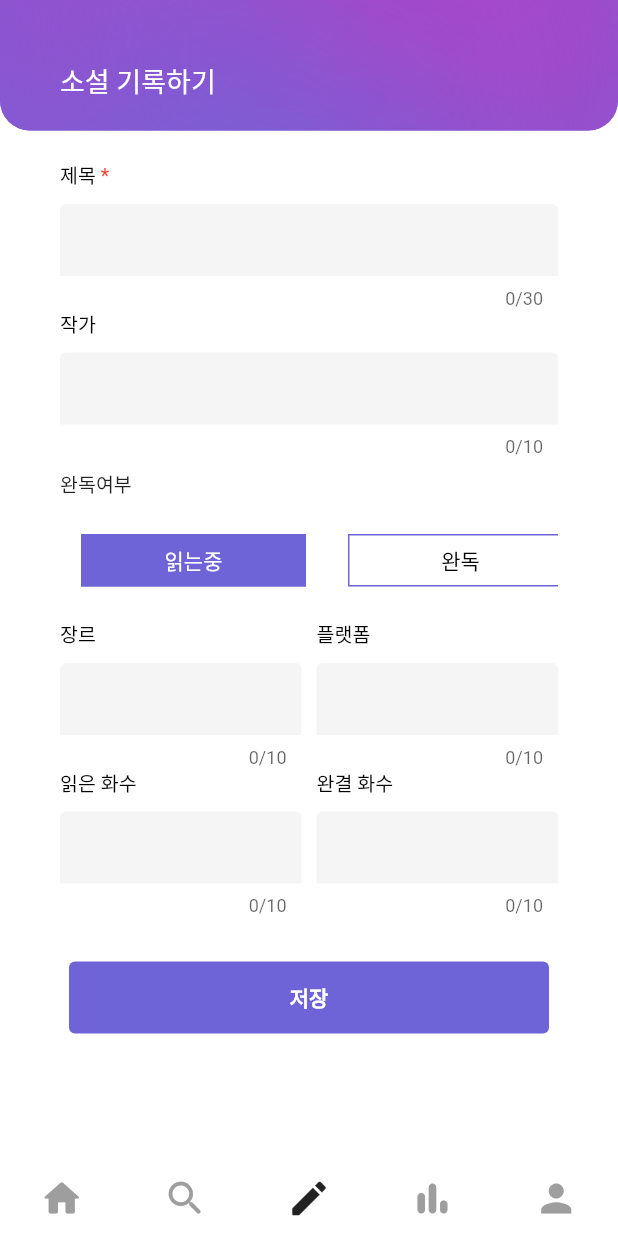
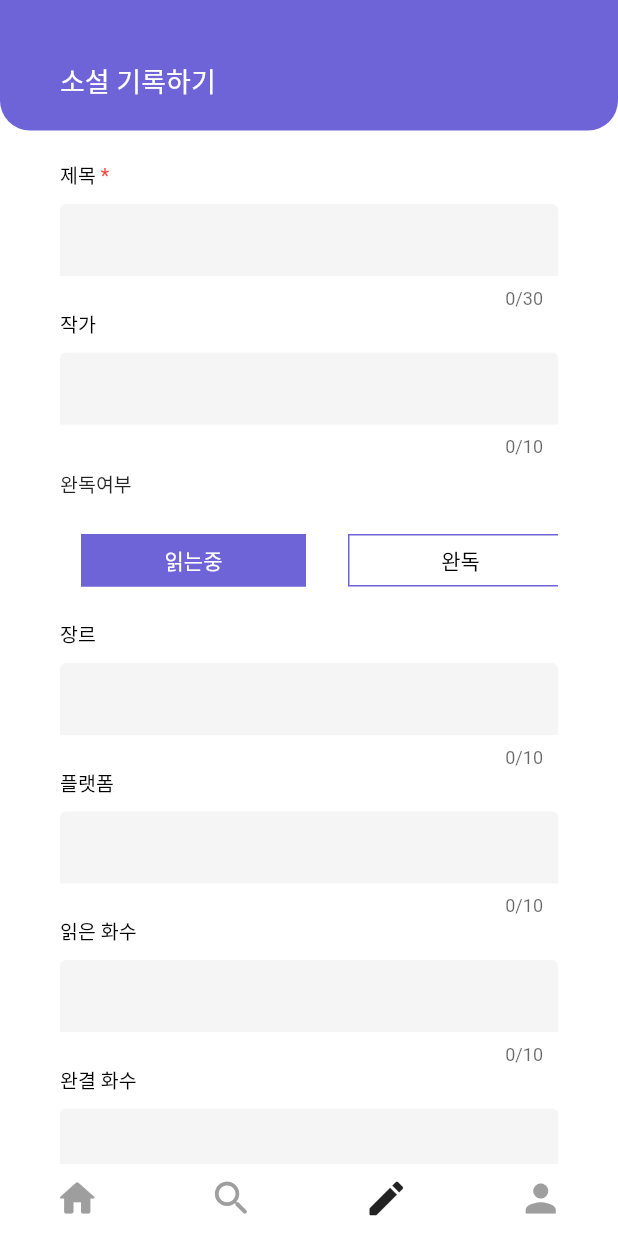
Before and after one commit to soyeon-noh/About, a Flutter app: the screen it shows after launch, item 3 of the bottom bar chosen, on a phone screen of 412 x 824 dp. Run offline on Flutter 3.47's test engine with Material 2 defaults, Android fonts, the light colour scheme and no system bars; drawn by our look-alikes of custom_radio_grouped_button; our stand-ins replace percent_indicator, syncfusion_flutter_charts; Roboto replaces fonts that are missing (Noto).

Commit message:
dio 추가

```diff
--- a/lib/screens/create_screen.dart
+++ b/lib/screens/create_screen.dart
@@ -65,10 +65,7 @@ class CreateScreen extends StatelessWidget {
                       },
                     ),
                     const RadioButton(),
-                    Row(
-                      children: [
-                        Expanded(
-                          child: MyTextField(
+                    MyTextField(
                       label: '장르',
                       isNum: false,
                       maxLength: 10,
@@ -78,10 +75,8 @@ class CreateScreen extends StatelessWidget {
                         return null;
                       },
                     ),
-                        ),
                     const SizedBox(width: 10),
-                        Expanded(
-                          child: MyTextField(
+                    MyTextField(
                       label: '플랫폼',
                       isNum: false,
                       maxLength: 10,
@@ -91,13 +86,7 @@ class CreateScreen extends StatelessWidget {
                         return null;
                       },
                     ),
-                        ),
-                      ],
-                    ),
-                    Row(
-                      children: [
-                        Expanded(
-                          child: MyTextField(
+                    MyTextField(
                       label: '읽은 화수',
                       isNum: true,
                       maxLength: 10,
@@ -107,10 +96,8 @@ class CreateScreen extends StatelessWidget {
                         return null;
                       },
                     ),
-                        ),
                     const SizedBox(width: 10),
-                        Expanded(
-                          child: MyTextField(
+                    MyTextField(
                       label: '완결 화수',
                       isNum: true,
                       maxLength: 10,
@@ -120,13 +107,13 @@ class CreateScreen extends StatelessWidget {
                         return null;
                       },
                     ),
-                        ),
-                      ],
-                    ),
                     const SizedBox(
                       height: 30,
                     ),
                     SaveButton(formKey: formKey),
+                    const SizedBox(
+                      height: 30,
+                    )
                   ],
                 ),
               ),
--- a/lib/widgets/bottom_navigator.dart
+++ b/lib/widgets/bottom_navigator.dart
@@ -1,4 +1,3 @@
-import 'package:about/screens/chart_screen.dart';
 import 'package:about/screens/create_screen.dart';
 import 'package:about/screens/home_screen.dart';
 import 'package:about/screens/search_screen.dart';
@@ -9,10 +8,10 @@ class BottomNavigator extends StatelessWidget {
   BottomNavigator({super.key});
 
   final List<Widget> _widgetOptions = [
-    HomeScreen(),
-    SearchScreen(),
+    const HomeScreen(),
+    const SearchScreen(),
     CreateScreen(),
-    const ChartScreen(),
+    // const ChartScreen(),
     const UserScreen(),
   ];
 
@@ -20,7 +19,7 @@ class BottomNavigator extends StatelessWidget {
   Widget build(BuildContext context) {
     return DefaultTabController(
       initialIndex: 0,
-      length: 5,
+      length: 4, // chart를 추가하려면 5로 변경
       child: Scaffold(
         backgroundColor: Colors.white,
         extendBodyBehindAppBar: true, // body 위에 appbar
@@ -66,12 +65,12 @@ class BottomNavigator extends StatelessWidget {
                 size: 30,
               ),
             ),
-            Tab(
-              icon: Icon(
-                Icons.bar_chart_rounded,
-                size: 30,
-              ),
-            ),
+            // Tab(
+            //   icon: Icon(
+            //     Icons.bar_chart_rounded,
+            //     size: 30,
+            //   ),
+            // ),
             Tab(
               icon: Icon(
                 Icons.person,
--- a/lib/widgets/header_widget.dart
+++ b/lib/widgets/header_widget.dart
@@ -20,7 +20,7 @@ class Header extends StatelessWidget {
         bottom: paddingBottom,
       ),
       decoration: BoxDecoration(
-        image: DecorationImage(image: assetImage, fit: BoxFit.fitWidth),
+        // image: DecorationImage(image: assetImage, fit: BoxFit.fitWidth),
         color: Theme.of(context).primaryColor,
         borderRadius: const BorderRadius.only(
           bottomLeft: Radius.circular(20),
--- a/pubspec.yaml
+++ b/pubspec.yaml
@@ -32,6 +32,7 @@ dependencies:
     sdk: flutter
   http: ^0.13.5
   url_launcher: ^6.1.7
+  dio: ^5.1.0
 
   # The following adds the Cupertino Icons font to your application.
   # Use with the CupertinoIcons class for iOS style icons.
```
Also changed, not shown: pubspec.lock, 6 other files. Lines whose indentation alone changed are shown as unchanged.
